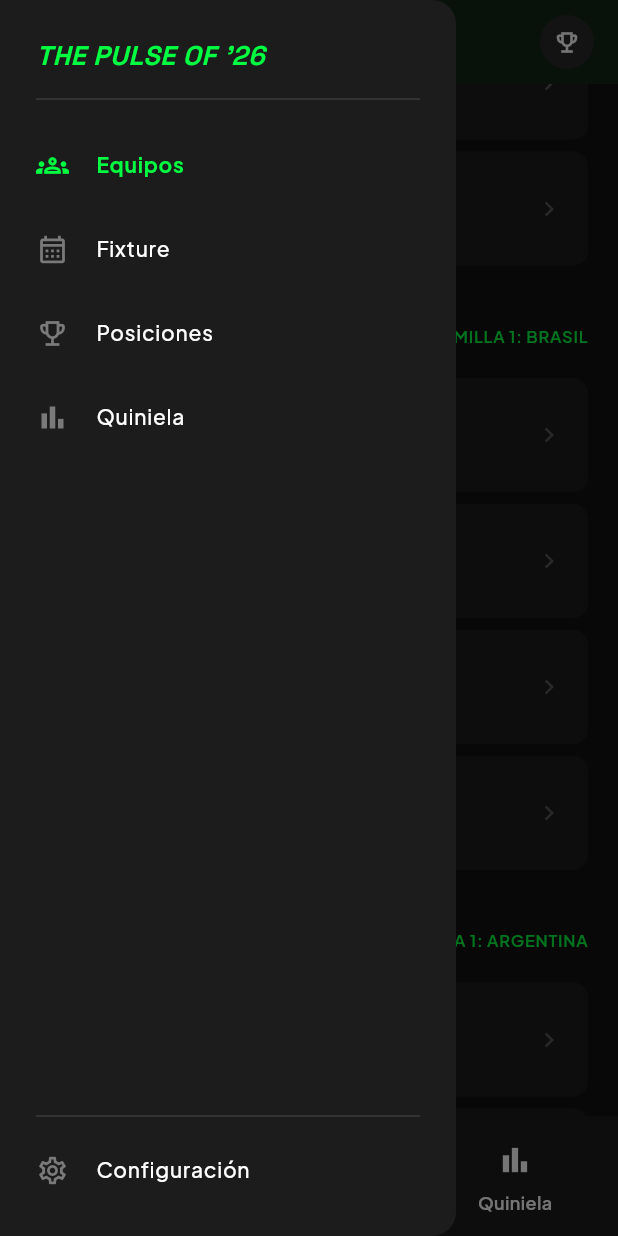
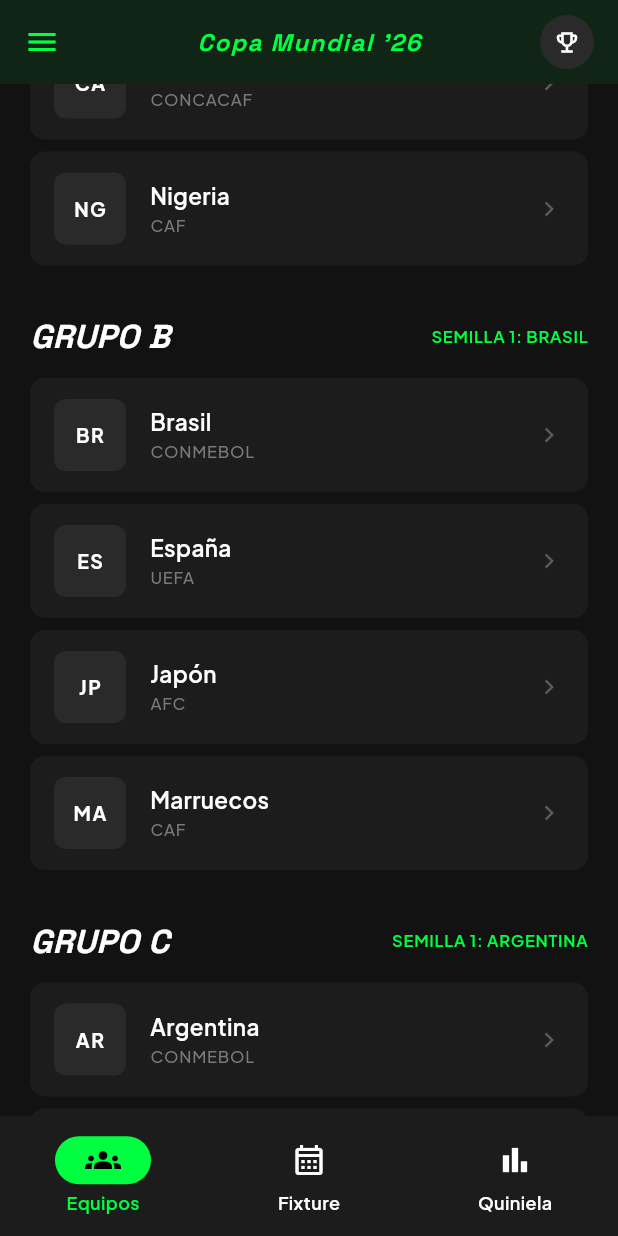
Before and after one commit to germanCAST/world-cup, a Flutter app: the screen it shows after launch, scrolled down 576 dp, after a tap on the "menu" icon, after a tap on "Equipos", on a phone screen of 412 x 824 dp. Run offline on Flutter 3.47's test engine with Material 3 defaults, Android fonts, the light colour scheme and no system bars; our stand-ins replace flutter_riverpod, go_router, google_fonts.

Commit message:
feature: ✨ nav bar

```diff
--- a/lib/app.dart
+++ b/lib/app.dart
@@ -1,18 +1,20 @@
 import 'package:flutter/material.dart';
 import 'package:flutter_riverpod/flutter_riverpod.dart';
+import 'core/router/app_router.dart';
 import 'core/theme/app_theme.dart';
-import 'features/teams/presentation/pages/teams_page.dart';
 
 class App extends ConsumerWidget {
   const App({super.key});
 
   @override
   Widget build(BuildContext context, WidgetRef ref) {
-    return MaterialApp(
+    final router = ref.watch(routerProvider);
+
+    return MaterialApp.router(
       title: 'Mundial 2026',
       debugShowCheckedModeBanner: false,
       theme: AppTheme.darkTheme,
-      home: const TeamsPage(),
+      routerConfig: router,
     );
   }
 }
--- /dev/null
+++ b/lib/core/router/app_router.dart
@@ -0,0 +1,62 @@
+import 'package:flutter_riverpod/flutter_riverpod.dart';
+import 'package:go_router/go_router.dart';
+import 'package:world_cup/features/fixtures/presentation/pages/fixtures_page.dart';
+import 'package:world_cup/features/quinela/presentation/pages/quinela_page.dart';
+import 'package:world_cup/features/teams/presentation/pages/teams_page.dart';
+import 'package:world_cup/shared/widgets/scaffold_with_navbar.dart';
+
+// ── Rutas ────────────────────────────────────────────────────────────────────
+
+class AppRoutes {
+  AppRoutes._();
+
+  static const String equipos  = '/equipos';
+  static const String fixture  = '/fixture';
+  static const String quiniela = '/quiniela';
+}
+
+// ── Provider ─────────────────────────────────────────────────────────────────
+
+final routerProvider = Provider<GoRouter>((ref) {
+  return GoRouter(
+    initialLocation: AppRoutes.equipos,
+    debugLogDiagnostics: false,
+    routes: [
+      StatefulShellRoute.indexedStack(
+        builder: (context, state, navigationShell) =>
+            ScaffoldWithNavBar(navigationShell: navigationShell),
+        branches: [
+          // ── Tab 0: Equipos ───────────────────────────────────────────────
+          StatefulShellBranch(
+            routes: [
+              GoRoute(
+                path: AppRoutes.equipos,
+                builder: (context, state) => const TeamsPage(),
+              ),
+            ],
+          ),
+
+          // ── Tab 1: Fixture ───────────────────────────────────────────────
+          StatefulShellBranch(
+            routes: [
+              GoRoute(
+                path: AppRoutes.fixture,
+                builder: (context, state) => const FixturesPage(),
+              ),
+            ],
+          ),
+
+          // ── Tab 2: Quiniela ──────────────────────────────────────────────
+          StatefulShellBranch(
+            routes: [
+              GoRoute(
+                path: AppRoutes.quiniela,
+                builder: (context, state) => const QuinelaPage(),
+              ),
+            ],
+          ),
+        ],
+      ),
+    ],
+  );
+});
--- a/lib/features/teams/presentation/pages/teams_page.dart
+++ b/lib/features/teams/presentation/pages/teams_page.dart
@@ -51,15 +51,11 @@ class TeamsPage extends StatefulWidget {
 
 class _TeamsPageState extends State<TeamsPage> {
   int _filtroSeleccionado = 0;
-  int _navIndex = 0;
 
   @override
   Widget build(BuildContext context) {
-    return Scaffold(
-      backgroundColor: AppColors.background,
-      drawer: _buildDrawer(context),
-      bottomNavigationBar: _buildBottomNav(),
-      body: CustomScrollView(
+    // Sin Scaffold propio — el shell (ScaffoldWithNavBar) lo provee
+    return CustomScrollView(
       slivers: [
         _buildAppBar(context),
         SliverToBoxAdapter(
@@ -83,7 +79,6 @@ class _TeamsPageState extends State<TeamsPage> {
           ),
         ),
       ],
-      ),
     );
   }
 
@@ -94,6 +89,7 @@ class _TeamsPageState extends State<TeamsPage> {
       pinned: true,
       backgroundColor: AppColors.background,
       elevation: 0,
+      // Builder para obtener el contexto correcto del Scaffold del shell
       leading: Builder(
         builder: (ctx) => IconButton(
           icon: const Icon(Icons.menu, color: AppColors.primary),
@@ -117,8 +113,11 @@ class _TeamsPageState extends State<TeamsPage> {
           child: CircleAvatar(
             radius: 18,
             backgroundColor: AppColors.surfaceVariant,
-            child: const Icon(Icons.emoji_events_outlined,
-                color: AppColors.onSurface, size: 18),
+            child: const Icon(
+              Icons.emoji_events_outlined,
+              color: AppColors.onSurface,
+              size: 18,
+            ),
           ),
         ),
       ],
@@ -187,8 +186,7 @@ class _TeamsPageState extends State<TeamsPage> {
         ),
         children: const [
           TextSpan(
-            text:
-                'Explora las 48 naciones que compiten por el título definitivo '
+            text: 'Explora las 48 naciones que compiten por el título definitivo '
                 'en la Copa del Mundo más grande de la historia a través de ',
           ),
           TextSpan(
@@ -214,11 +212,9 @@ class _TeamsPageState extends State<TeamsPage> {
               onTap: () => setState(() => _filtroSeleccionado = i),
               child: AnimatedContainer(
                 duration: const Duration(milliseconds: 200),
-                padding:
-                    const EdgeInsets.symmetric(horizontal: 18, vertical: 10),
+                padding: const EdgeInsets.symmetric(horizontal: 18, vertical: 10),
                 decoration: BoxDecoration(
-                  color:
-                      selected ? AppColors.secondary : AppColors.surfaceVariant,
+                  color: selected ? AppColors.secondary : AppColors.surfaceVariant,
                   borderRadius: BorderRadius.circular(20),
                   border: selected
                       ? null
@@ -229,9 +225,7 @@ class _TeamsPageState extends State<TeamsPage> {
                   style: GoogleFonts.plusJakartaSans(
                     fontSize: 12,
                     fontWeight: FontWeight.w700,
-                    color: selected
-                        ? AppColors.onSecondary
-                        : const Color(0xFFAAAAAA),
+                    color: selected ? AppColors.onSecondary : const Color(0xFFAAAAAA),
                     letterSpacing: 0.5,
                   ),
                 ),
@@ -264,94 +258,4 @@ class _TeamsPageState extends State<TeamsPage> {
       },
     );
   }
-
-  // ── Bottom Navigation Bar ──────────────────────────────────────────────────
-
-  Widget _buildBottomNav() {
-    return NavigationBar(
-      selectedIndex: _navIndex,
-      onDestinationSelected: (i) => setState(() => _navIndex = i),
-      destinations: const [
-        NavigationDestination(
-          icon: Icon(Icons.groups_outlined),
-          selectedIcon: Icon(Icons.groups),
-          label: 'Equipos',
-        ),
-        NavigationDestination(
-          icon: Icon(Icons.calendar_month_outlined),
-          selectedIcon: Icon(Icons.calendar_month),
-          label: 'Fixture',
-        ),
-        NavigationDestination(
-          icon: Icon(Icons.bar_chart_outlined),
-          selectedIcon: Icon(Icons.bar_chart),
-          label: 'Quiniela',
-        ),
-      ],
-    );
 }
-
-  // ── Drawer / Sidebar ───────────────────────────────────────────────────────
-
-  Widget _buildDrawer(BuildContext context) {
-    return Drawer(
-      backgroundColor: AppColors.surface,
-      child: SafeArea(
-        child: Column(
-          crossAxisAlignment: CrossAxisAlignment.start,
-          children: [
-            // Logo / título
-            Padding(
-              padding: const EdgeInsets.fromLTRB(24, 24, 24, 8),
-              child: Text(
-                "THE PULSE OF '26",
-                style: GoogleFonts.spaceGrotesk(
-                  fontSize: 18,
-                  fontWeight: FontWeight.w700,
-                  fontStyle: FontStyle.italic,
-                  color: AppColors.primary,
-                ),
-              ),
-            ),
-            const Padding(
-              padding: EdgeInsets.symmetric(horizontal: 24),
-              child: Divider(color: AppColors.outline),
-            ),
-            const SizedBox(height: 8),
-            _drawerItem(Icons.groups_outlined, 'Equipos', selected: true),
-            _drawerItem(Icons.calendar_month_outlined, 'Fixture'),
-            _drawerItem(Icons.emoji_events_outlined, 'Posiciones'),
-            _drawerItem(Icons.bar_chart_outlined, 'Quiniela'),
-            const Spacer(),
-            const Padding(
-              padding: EdgeInsets.symmetric(horizontal: 24),
-              child: Divider(color: AppColors.outline),
-            ),
-            _drawerItem(Icons.settings_outlined, 'Configuración'),
-            const SizedBox(height: 16),
-          ],
-        ),
-      ),
-    );
-  }
-
-  Widget _drawerItem(IconData icon, String label, {bool selected = false}) {
-    return ListTile(
-      contentPadding: const EdgeInsets.symmetric(horizontal: 24),
-      leading: Icon(
-        icon,
-        color: selected ? AppColors.primary : const Color(0xFF7A7A7A),
-        size: 22,
-      ),
-      title: Text(
-        label,
-        style: GoogleFonts.plusJakartaSans(
-          fontSize: 14,
-          fontWeight: selected ? FontWeight.w700 : FontWeight.w500,
-          color: selected ? AppColors.primary : AppColors.onSurface,
-        ),
-      ),
-      onTap: () {},
-    );
-  }
-}
--- /dev/null
+++ b/lib/shared/widgets/scaffold_with_navbar.dart
@@ -0,0 +1,160 @@
+import 'package:flutter/material.dart';
+import 'package:go_router/go_router.dart';
+import 'package:google_fonts/google_fonts.dart';
+import 'package:world_cup/core/constants/app_constants.dart';
+
+class ScaffoldWithNavBar extends StatelessWidget {
+  const ScaffoldWithNavBar({super.key, required this.navigationShell});
+
+  final StatefulNavigationShell navigationShell;
+
+  @override
+  Widget build(BuildContext context) {
+    return Scaffold(
+      backgroundColor: AppColors.background,
+      drawer: _buildDrawer(context),
+      body: navigationShell,
+      bottomNavigationBar: _buildBottomNav(),
+    );
+  }
+
+  // ── Bottom Navigation Bar ──────────────────────────────────────────────────
+
+  Widget _buildBottomNav() {
+    return NavigationBar(
+      selectedIndex: navigationShell.currentIndex,
+      onDestinationSelected: (index) => navigationShell.goBranch(
+        index,
+        // Si ya está en el tab, vuelve a la ruta raíz de esa rama
+        initialLocation: index == navigationShell.currentIndex,
+      ),
+      destinations: const [
+        NavigationDestination(
+          icon: Icon(Icons.groups_outlined),
+          selectedIcon: Icon(Icons.groups),
+          label: 'Equipos',
+        ),
+        NavigationDestination(
+          icon: Icon(Icons.calendar_month_outlined),
+          selectedIcon: Icon(Icons.calendar_month),
+          label: 'Fixture',
+        ),
+        NavigationDestination(
+          icon: Icon(Icons.bar_chart_outlined),
+          selectedIcon: Icon(Icons.bar_chart),
+          label: 'Quiniela',
+        ),
+      ],
+    );
+  }
+
+  // ── Drawer / Sidebar ───────────────────────────────────────────────────────
+
+  Widget _buildDrawer(BuildContext context) {
+    final currentIndex = navigationShell.currentIndex;
+
+    return Drawer(
+      backgroundColor: AppColors.surface,
+      child: SafeArea(
+        child: Column(
+          crossAxisAlignment: CrossAxisAlignment.start,
+          children: [
+            Padding(
+              padding: const EdgeInsets.fromLTRB(24, 24, 24, 8),
+              child: Text(
+                "THE PULSE OF '26",
+                style: GoogleFonts.spaceGrotesk(
+                  fontSize: 18,
+                  fontWeight: FontWeight.w700,
+                  fontStyle: FontStyle.italic,
+                  color: AppColors.primary,
+                ),
+              ),
+            ),
+            const Padding(
+              padding: EdgeInsets.symmetric(horizontal: 24),
+              child: Divider(color: AppColors.outline),
+            ),
+            const SizedBox(height: 8),
+            _drawerItem(
+              context,
+              icon: Icons.groups_outlined,
+              label: 'Equipos',
+              selected: currentIndex == 0,
+              onTap: () {
+                Navigator.of(context).pop();
+                navigationShell.goBranch(0);
+              },
+            ),
+            _drawerItem(
+              context,
+              icon: Icons.calendar_month_outlined,
+              label: 'Fixture',
+              selected: currentIndex == 1,
+              onTap: () {
+                Navigator.of(context).pop();
+                navigationShell.goBranch(1);
+              },
+            ),
+            _drawerItem(
+              context,
+              icon: Icons.emoji_events_outlined,
+              label: 'Posiciones',
+              selected: false,
+              onTap: () => Navigator.of(context).pop(),
+            ),
+            _drawerItem(
+              context,
+              icon: Icons.bar_chart_outlined,
+              label: 'Quiniela',
+              selected: currentIndex == 2,
+              onTap: () {
+                Navigator.of(context).pop();
+                navigationShell.goBranch(2);
+              },
+            ),
+            const Spacer(),
+            const Padding(
+              padding: EdgeInsets.symmetric(horizontal: 24),
+              child: Divider(color: AppColors.outline),
+            ),
+            _drawerItem(
+              context,
+              icon: Icons.settings_outlined,
+              label: 'Configuración',
+              selected: false,
+              onTap: () => Navigator.of(context).pop(),
+            ),
+            const SizedBox(height: 16),
+          ],
+        ),
+      ),
+    );
+  }
+
+  Widget _drawerItem(
+    BuildContext context, {
+    required IconData icon,
+    required String label,
+    required bool selected,
+    required VoidCallback onTap,
+  }) {
+    return ListTile(
+      contentPadding: const EdgeInsets.symmetric(horizontal: 24),
+      leading: Icon(
+        icon,
+        color: selected ? AppColors.primary : const Color(0xFF7A7A7A),
+        size: 22,
+      ),
+      title: Text(
+        label,
+        style: GoogleFonts.plusJakartaSans(
+          fontSize: 14,
+          fontWeight: selected ? FontWeight.w700 : FontWeight.w500,
+          color: selected ? AppColors.primary : AppColors.onSurface,
+        ),
+      ),
+      onTap: onTap,
+    );
+  }
+}
```
Also changed, not shown: lib/features/fixtures/presentation/pages/fixtures_page.dart (+46 -0 lines), lib/features/quinela/presentation/pages/quinela_page.dart (+46 -0 lines). Lines whose indentation alone changed are shown as unchanged.
